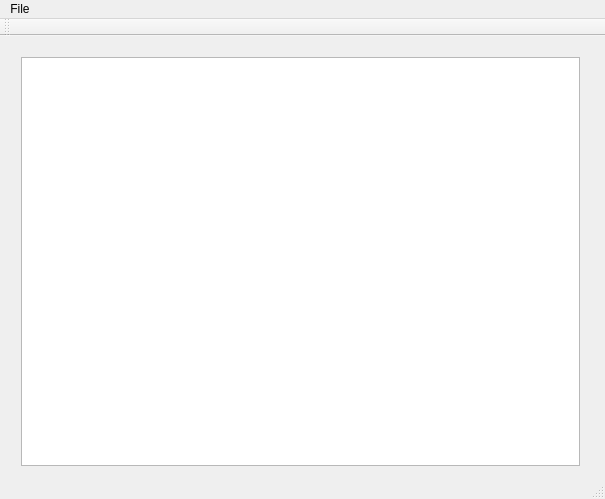
Qt form lab3/mainwindow.ui (itomilin/freelance) before a commit.
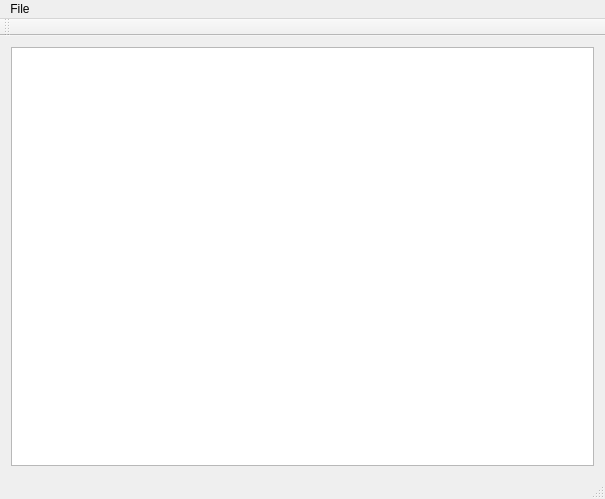
The same form after that commit.

```diff
--- a/lab3/mainwindow.ui
+++ b/lab3/mainwindow.ui
@@ -14,15 +14,8 @@
    <string>MainWindow</string>
   </property>
   <widget class="QWidget" name="centralWidget">
-   <widget class="QWidget" name="verticalLayoutWidget">
-    <property name="geometry">
-     <rect>
-      <x>10</x>
-      <y>10</y>
-      <width>581</width>
-      <height>431</height>
-     </rect>
-    </property>
+   <layout class="QVBoxLayout" name="verticalLayout_2">
+    <item>
     <layout class="QVBoxLayout" name="verticalLayout">
      <property name="sizeConstraint">
       <enum>QLayout::SetDefaultConstraint</enum>
@@ -31,7 +24,8 @@
       <widget class="QPlainTextEdit" name="plainTextEdit"/>
      </item>
     </layout>
-   </widget>
+    </item>
+   </layout>
   </widget>
   <widget class="QMenuBar" name="menuBar">
    <property name="geometry">
```
Left out of the diff: 2 changed lines with no effect on the pictures. Lines whose indentation alone changed are shown as unchanged.
